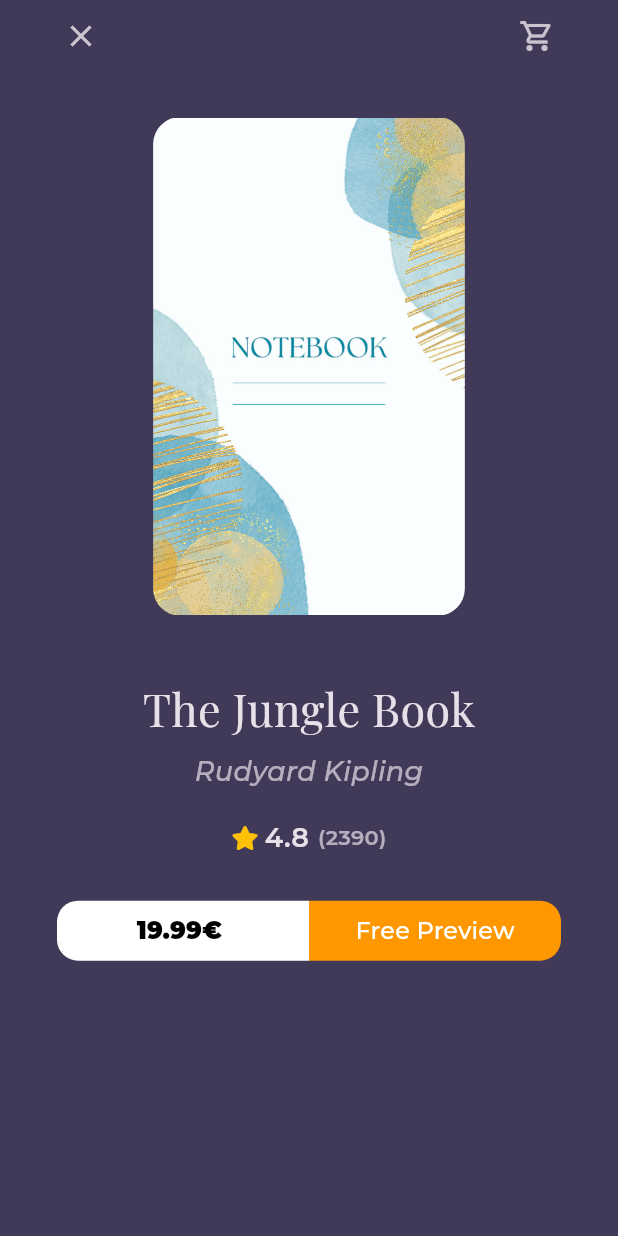
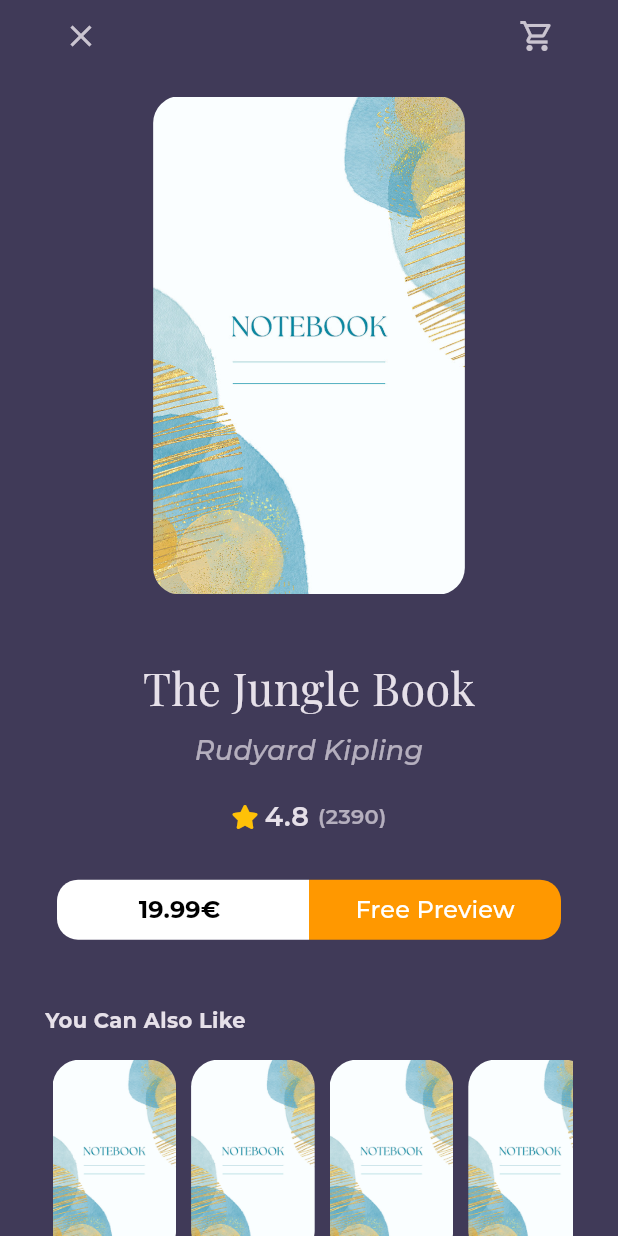
Before and after one commit to Omarsameh21/bookly, a Flutter app: the BookDetailsView screen opened by its route, on a phone screen of 412 x 824 dp. Run offline on Flutter 3.47's test engine with Material 3 defaults, Android fonts, the phone set to English and light mode, and no system bars; our stand-ins replace font_awesome_flutter, go_router, google_fonts.

Commit message:
create SimilarBooksListView

```diff
--- a/lib/Features/splash/presentation/view/widgets/book_action.dart
+++ b/lib/Features/splash/presentation/view/widgets/book_action.dart
@@ -19,7 +19,7 @@ class BookAction extends StatelessWidget {
               title: '19.99€ ',
               textStyle: const TextStyle(
                   fontSize: 16,
-                  fontWeight: FontWeight.w900,
+                  fontWeight: FontWeight.bold,
                   color: Colors.black),
               color: Colors.white,
               topLeft: 14,
--- a/lib/Features/splash/presentation/view/widgets/book_details_view_body.dart
+++ b/lib/Features/splash/presentation/view/widgets/book_details_view_body.dart
@@ -4,6 +4,7 @@ import 'package:bookly/core/utils/styles.dart';
 import 'package:flutter/material.dart';
 import 'book_action.dart';
 import 'costum_book_details_app_bar.dart';
+import 'similar_books_list_view.dart';
 
 class BookDetailsViewBody extends StatelessWidget {
   const BookDetailsViewBody({super.key});
@@ -13,11 +14,12 @@ class BookDetailsViewBody extends StatelessWidget {
     var width = MediaQuery.of(context).size.width;
     return Padding(
       padding: const EdgeInsets.symmetric(horizontal: 30),
+      child: SingleChildScrollView(
         child: Column(
           children: [
             const CostumBookDetailsAppBar(),
             const SizedBox(
-            height: 30,
+              height: 16,
             ),
             Padding(
               padding: EdgeInsets.symmetric(horizontal: width * 0.175),
@@ -51,7 +53,23 @@ class BookDetailsViewBody extends StatelessWidget {
               height: 25,
             ),
             const BookAction(),
+            Padding(
+              padding: const EdgeInsets.only(top: 40, bottom: 16),
+              child: Align(
+                alignment: Alignment.centerLeft,
+                child: Text(
+                  'You Can Also Like',
+                  style:
+                      Styles.textStyle14.copyWith(fontWeight: FontWeight.bold),
+                ),
+              ),
+            ),
+            const SimilarBooksListView(),
+            const SizedBox(
+              height: 40,
+            ),
           ],
+        ),
       ),
     );
   }
--- /dev/null
+++ b/lib/Features/splash/presentation/view/widgets/similar_books_list_view.dart
@@ -0,0 +1,22 @@
+import 'package:flutter/material.dart';
+import 'costum_book_image.dart';
+class SimilarBooksListView extends StatelessWidget {
+  const SimilarBooksListView({super.key});
+
+  @override
+  Widget build(BuildContext context) {
+    return SizedBox(
+      height: MediaQuery.of(context).size.height * 0.16,
+      child: ListView.builder(
+          physics: const BouncingScrollPhysics(),
+          itemCount: 6,
+          scrollDirection: Axis.horizontal,
+          itemBuilder: (context, index) {
+            return const Padding(
+              padding: EdgeInsets.symmetric(horizontal: 5),
+              child: CostumBookImage(),
+            );
+          }),
+    );
+  }
+}
```
Lines whose indentation alone changed are shown as unchanged.
